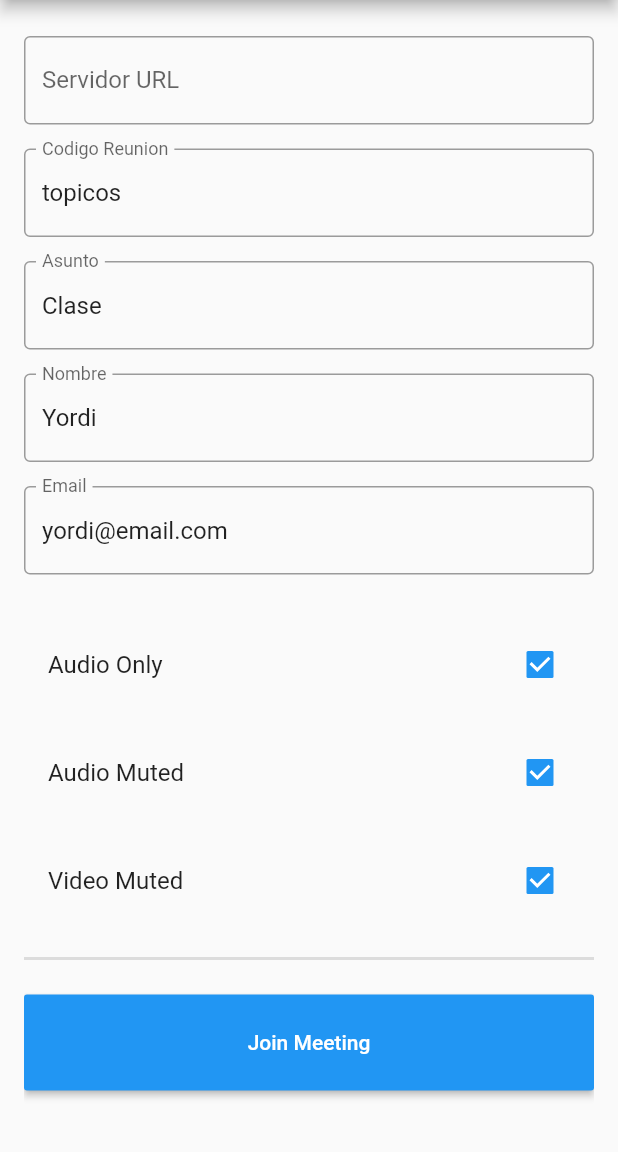
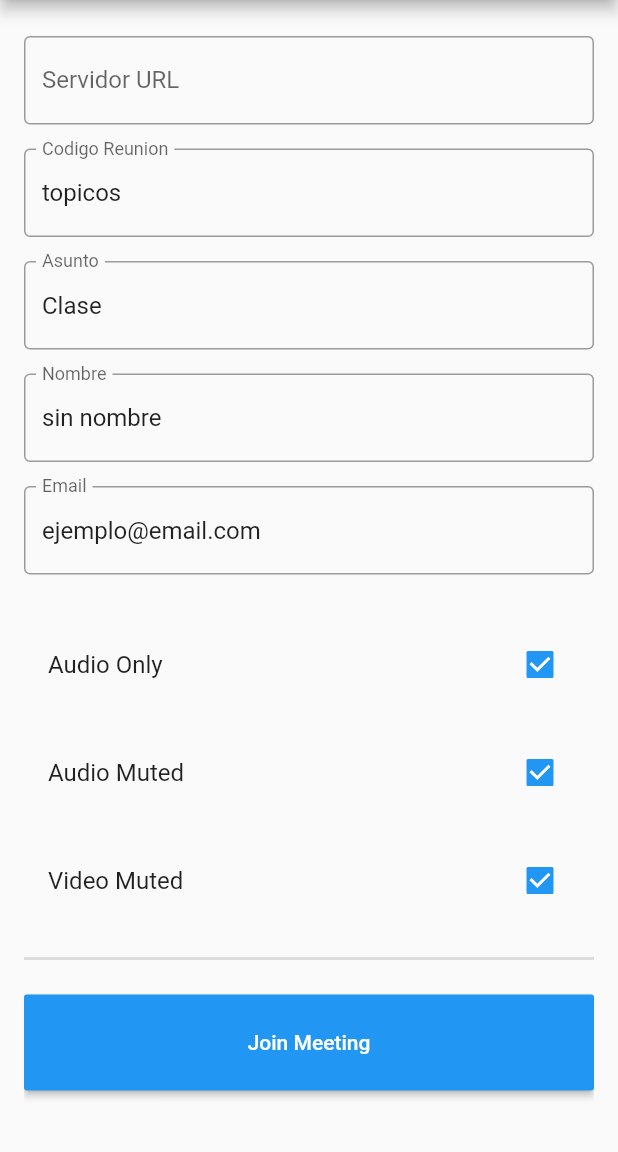
Before and after one commit to Yordi70/prueba, a Flutter app: the screen it shows after launch, on a phone screen of 412 x 824 dp, the part 84-1236 px from its top. Run offline on Flutter 3.47's test engine with Material 2 defaults, Android fonts, the phone set to English and light mode, and no system bars; missing offline and left inert: jitsi_meet.

Commit message:
Probando SDK Jitsi

```diff
--- a/lib/main.dart
+++ b/lib/main.dart
@@ -19,8 +19,8 @@ class _MyAppState extends State<MyApp> {
   final serverText = TextEditingController();
   final roomText = TextEditingController(text: "topicos");
   final subjectText = TextEditingController(text: "Clase");
-  final nameText = TextEditingController(text: "Yordi");
-  final emailText = TextEditingController(text: "yordi@email.com");
+  final nameText = TextEditingController(text: "sin nombre");
+  final emailText = TextEditingController(text: "ejemplo@email.com");
   var isAudioOnly = true;
   var isAudioMuted = true;
   var isVideoMuted = true;
```
